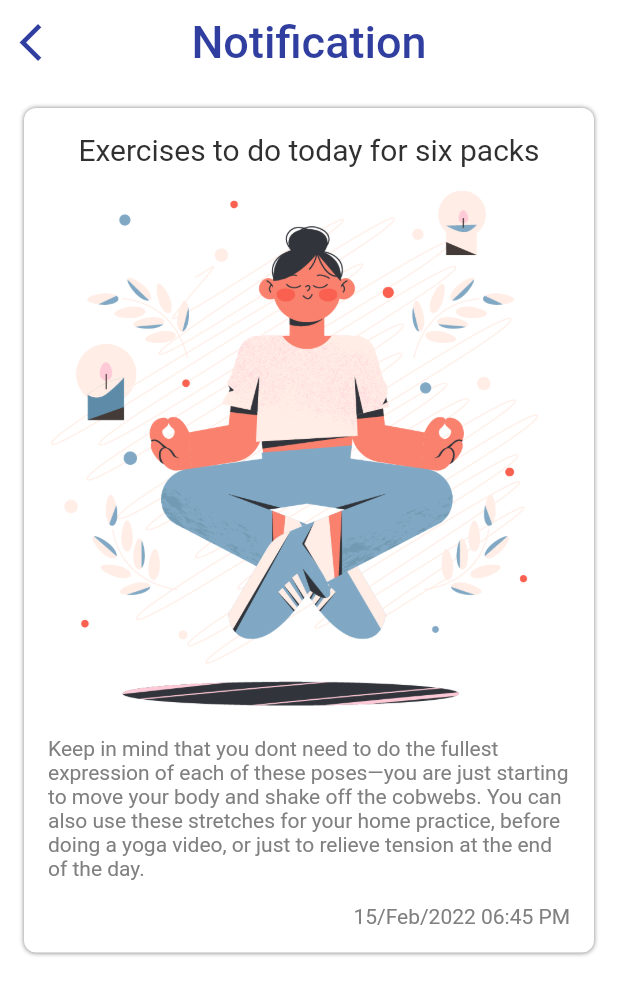
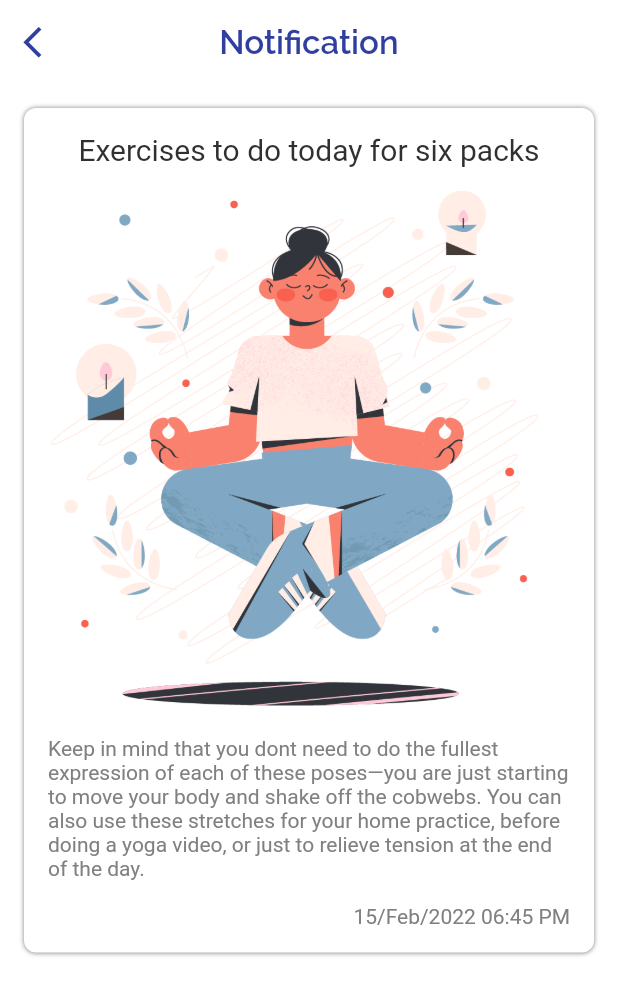
Before and after one commit to ErR0rpj/anand_yogalaya, a Flutter app: the NotificationPage screen opened directly, on a phone screen of 412 x 824 dp. Shown: the top 995 px of the screen. Run offline on Flutter 3.47's test engine with Material 2 defaults, Android fonts, the phone set to English and light mode, and no system bars; our stand-ins replace cached_network_image, carousel_slider, cloud_firestore, firebase_auth, firebase_core, get and 4 more; missing offline and left inert: flutter_inappwebview; accounts and stored records are empty; network calls fail.

Commit message:
appbar changes

```diff
--- a/lib/screens/Notifications/notificationAppbar.dart
+++ b/lib/screens/Notifications/notificationAppbar.dart
@@ -1,4 +1,5 @@
 import 'package:flutter/material.dart';
+import 'package:google_fonts/google_fonts.dart';
 
 import '../../utils/const.dart';
 
@@ -15,7 +16,15 @@ class DefaultAppBar extends StatelessWidget implements PreferredSizeWidget{
 
   Widget build(BuildContext context) {
     return AppBar(
-      title: Text(title, style: TextStyle(color: Donebutton,fontSize: 30)),
+      title: Text(
+        title,
+        style: GoogleFonts.raleway(
+          color: Donebutton,
+          fontWeight: DASHBOARD_WEIGHT,
+          fontSize: 22,
+        ),
+      ),
+    //  title: Text(title, style: TextStyle(color: Donebutton,fontSize: 30)),
       centerTitle: true,
       backgroundColor: kwhite,
       elevation: 0,
--- a/lib/screens/Notifications/notificationbackButton.dart
+++ b/lib/screens/Notifications/notificationbackButton.dart
@@ -9,7 +9,12 @@ class DefaultBackButton extends StatelessWidget {
   @override
   Widget build(BuildContext context) {
     return IconButton(
-      icon: Icon(Icons.arrow_back_ios, color: Donebutton),
+      icon: Icon(
+        Icons.arrow_back_ios,
+        size: BACK_BUTTON_ICON_SIZE,
+        color: Donebutton,
+      ),
+    //  icon: Icon(Icons.arrow_back_ios, color: Donebutton),
       onPressed: () => Navigator.of(context).pop(),
     );
   }
--- a/lib/screens/bottomNavigationScreens/dashboard_screen.dart
+++ b/lib/screens/bottomNavigationScreens/dashboard_screen.dart
@@ -69,9 +69,7 @@ class DashBoardScreen extends StatelessWidget {
         child: SingleChildScrollView(
           child: Column(
             children: [
-              SearchBox(
-                onChanged: (value) {},
-              ),
+            //  SearchBox( onChanged: (value) {},),
               CategoryTab(),
               Container(
                 height: VL_CONTAINER_SIZE,
--- a/lib/screens/contentScreen/contentScreen.dart
+++ b/lib/screens/contentScreen/contentScreen.dart
@@ -217,7 +217,8 @@ Widget doneButton(BuildContext context) {
                 style: GoogleFonts.montserrat(
                   color: Colors.white,
                   fontSize: DONE_BUTTON_SIZE,
-                )),
+                )
+            ),
           )
         ],
       ),
```
